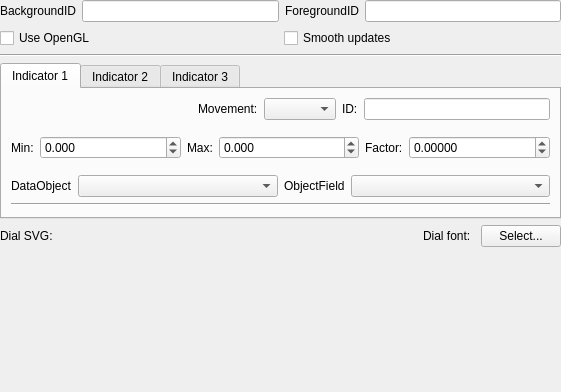
This is ground/openpilotgcs/src/plugins/dial/dialgadgetoptionspage.ui in openpilot/OpenPilot as Qt 5 draws it before an edit. The edited form follows.
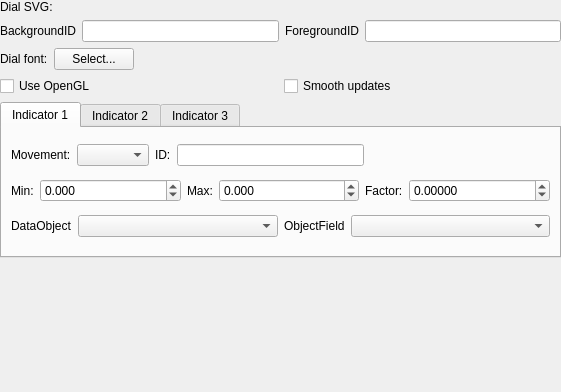
This is the edited form. Custom widgets are drawn as their Qt base class.

```diff
--- a/ground/openpilotgcs/src/plugins/dial/dialgadgetoptionspage.ui
+++ b/ground/openpilotgcs/src/plugins/dial/dialgadgetoptionspage.ui
@@ -47,6 +47,42 @@
        <property name="margin">
         <number>0</number>
        </property>
+       <item>
+        <layout class="QHBoxLayout" name="horizontalLayout" stretch="0,0">
+         <property name="spacing">
+          <number>6</number>
+         </property>
+         <property name="sizeConstraint">
+          <enum>QLayout::SetMaximumSize</enum>
+         </property>
+         <property name="bottomMargin">
+          <number>0</number>
+         </property>
+         <item>
+          <widget class="QLabel" name="label">
+           <property name="sizePolicy">
+            <sizepolicy hsizetype="Preferred" vsizetype="Preferred">
+             <horstretch>0</horstretch>
+             <verstretch>0</verstretch>
+            </sizepolicy>
+           </property>
+           <property name="text">
+            <string>Dial SVG: </string>
+           </property>
+          </widget>
+         </item>
+         <item>
+          <widget class="Utils::PathChooser" name="svgSourceFile" native="true">
+           <property name="sizePolicy">
+            <sizepolicy hsizetype="MinimumExpanding" vsizetype="Preferred">
+             <horstretch>0</horstretch>
+             <verstretch>0</verstretch>
+            </sizepolicy>
+           </property>
+          </widget>
+         </item>
+        </layout>
+       </item>
        <item>
         <layout class="QHBoxLayout" name="horizontalLayout_2">
          <item>
@@ -79,6 +115,52 @@
          </item>
         </layout>
        </item>
+       <item>
+        <layout class="QHBoxLayout" name="horizontalLayout_13">
+         <property name="bottomMargin">
+          <number>0</number>
+         </property>
+         <item>
+          <widget class="QLabel" name="label_28">
+           <property name="sizePolicy">
+            <sizepolicy hsizetype="Minimum" vsizetype="Preferred">
+             <horstretch>0</horstretch>
+             <verstretch>0</verstretch>
+            </sizepolicy>
+           </property>
+           <property name="text">
+            <string>Dial font:</string>
+           </property>
+          </widget>
+         </item>
+         <item>
+          <widget class="QPushButton" name="fontPicker">
+           <property name="sizePolicy">
+            <sizepolicy hsizetype="Preferred" vsizetype="Preferred">
+             <horstretch>0</horstretch>
+             <verstretch>0</verstretch>
+            </sizepolicy>
+           </property>
+           <property name="text">
+            <string>Select...</string>
+           </property>
+          </widget>
+         </item>
+         <item>
+          <spacer name="horizontalSpacer_4">
+           <property name="orientation">
+            <enum>Qt::Horizontal</enum>
+           </property>
+           <property name="sizeHint" stdset="0">
+            <size>
+             <width>40</width>
+             <height>20</height>
+            </size>
+           </property>
+          </spacer>
+         </item>
+        </layout>
+       </item>
        <item>
         <layout class="QHBoxLayout" name="horizontalLayout_12">
          <item>
@@ -103,13 +185,6 @@
          </item>
         </layout>
        </item>
-       <item>
-        <widget class="Line" name="line">
-         <property name="orientation">
-          <enum>Qt::Horizontal</enum>
-         </property>
-        </widget>
-       </item>
        <item>
         <widget class="QTabWidget" name="tabWidget">
          <property name="sizePolicy">
@@ -128,19 +203,6 @@
           <layout class="QVBoxLayout" name="verticalLayout_3">
            <item>
             <layout class="QHBoxLayout" name="horizontalLayout_5">
-             <item>
-              <spacer name="horizontalSpacer">
-               <property name="orientation">
-                <enum>Qt::Horizontal</enum>
-               </property>
-               <property name="sizeHint" stdset="0">
-                <size>
-                 <width>40</width>
-                 <height>20</height>
-                </size>
-               </property>
-              </spacer>
-             </item>
              <item>
               <widget class="QLabel" name="label_12">
                <property name="text">
@@ -183,12 +245,25 @@
                </property>
               </widget>
              </item>
+             <item>
+              <spacer name="horizontalSpacer">
+               <property name="orientation">
+                <enum>Qt::Horizontal</enum>
+               </property>
+               <property name="sizeHint" stdset="0">
+                <size>
+                 <width>40</width>
+                 <height>20</height>
+                </size>
+               </property>
+              </spacer>
+             </item>
             </layout>
            </item>
            <item>
             <layout class="QHBoxLayout" name="horizontalLayout_3">
              <property name="topMargin">
-              <number>10</number>
+              <number>0</number>
              </property>
              <item>
               <widget class="QLabel" name="label_6">
@@ -273,7 +348,7 @@
            <item>
             <layout class="QHBoxLayout" name="horizontalLayout_4">
              <property name="topMargin">
-              <number>10</number>
+              <number>0</number>
              </property>
              <item>
               <widget class="QLabel" name="label_8">
@@ -311,13 +386,6 @@
              </item>
             </layout>
            </item>
-           <item>
-            <widget class="Line" name="line_2">
-             <property name="orientation">
-              <enum>Qt::Horizontal</enum>
-             </property>
-            </widget>
-           </item>
           </layout>
          </widget>
          <widget class="QWidget" name="tab_2">
@@ -690,62 +758,6 @@
          </widget>
         </widget>
        </item>
-       <item>
-        <layout class="QHBoxLayout" name="horizontalLayout" stretch="0,0,0,0">
-         <property name="spacing">
-          <number>10</number>
-         </property>
-         <property name="sizeConstraint">
-          <enum>QLayout::SetMaximumSize</enum>
-         </property>
-         <property name="bottomMargin">
-          <number>10</number>
-         </property>
-         <item>
-          <widget class="QLabel" name="label">
-           <property name="sizePolicy">
-            <sizepolicy hsizetype="Minimum" vsizetype="Preferred">
-             <horstretch>0</horstretch>
-             <verstretch>0</verstretch>
-            </sizepolicy>
-           </property>
-           <property name="text">
-            <string>Dial SVG: </string>
-           </property>
-          </widget>
-         </item>
-         <item>
-          <widget class="Utils::PathChooser" name="svgSourceFile" native="true">
-           <property name="sizePolicy">
-            <sizepolicy hsizetype="MinimumExpanding" vsizetype="Preferred">
-             <horstretch>0</horstretch>
-             <verstretch>0</verstretch>
-            </sizepolicy>
-           </property>
-          </widget>
-         </item>
-         <item>
-          <widget class="QLabel" name="label_28">
-           <property name="sizePolicy">
-            <sizepolicy hsizetype="Minimum" vsizetype="Preferred">
-             <horstretch>0</horstretch>
-             <verstretch>0</verstretch>
-            </sizepolicy>
-           </property>
-           <property name="text">
-            <string>Dial font:</string>
-           </property>
-          </widget>
-         </item>
-         <item>
-          <widget class="QPushButton" name="fontPicker">
-           <property name="text">
-            <string>Select...</string>
-           </property>
-          </widget>
-         </item>
-        </layout>
-       </item>
        <item>
         <spacer name="verticalSpacer">
          <property name="orientation">
```
